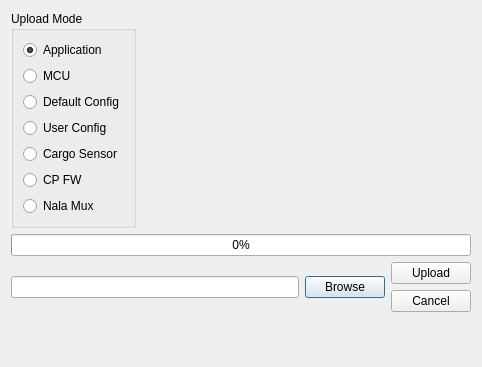
Qt form ui/upload_window.ui (msilveus/AtTerminal) before a commit.
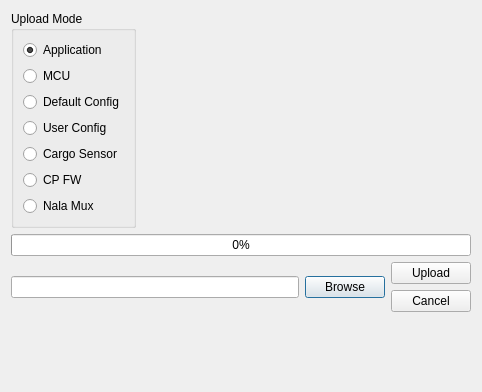
The same form after that commit. Icons and pictures are not drawn.

Patch:
```diff
--- a/ui/upload_window.ui
+++ b/ui/upload_window.ui
@@ -10,7 +10,7 @@
     <x>0</x>
     <y>0</y>
     <width>482</width>
-    <height>367</height>
+    <height>392</height>
    </rect>
   </property>
   <property name="windowTitle">
```
Left out of the diff: 2 changed lines with no effect on the pictures.
